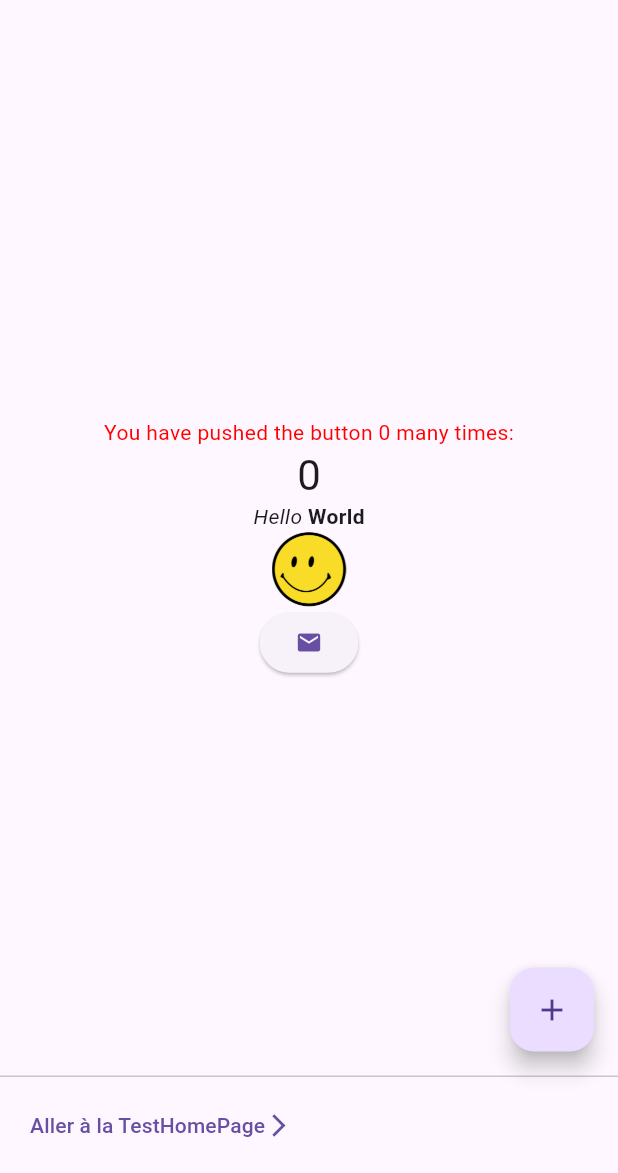
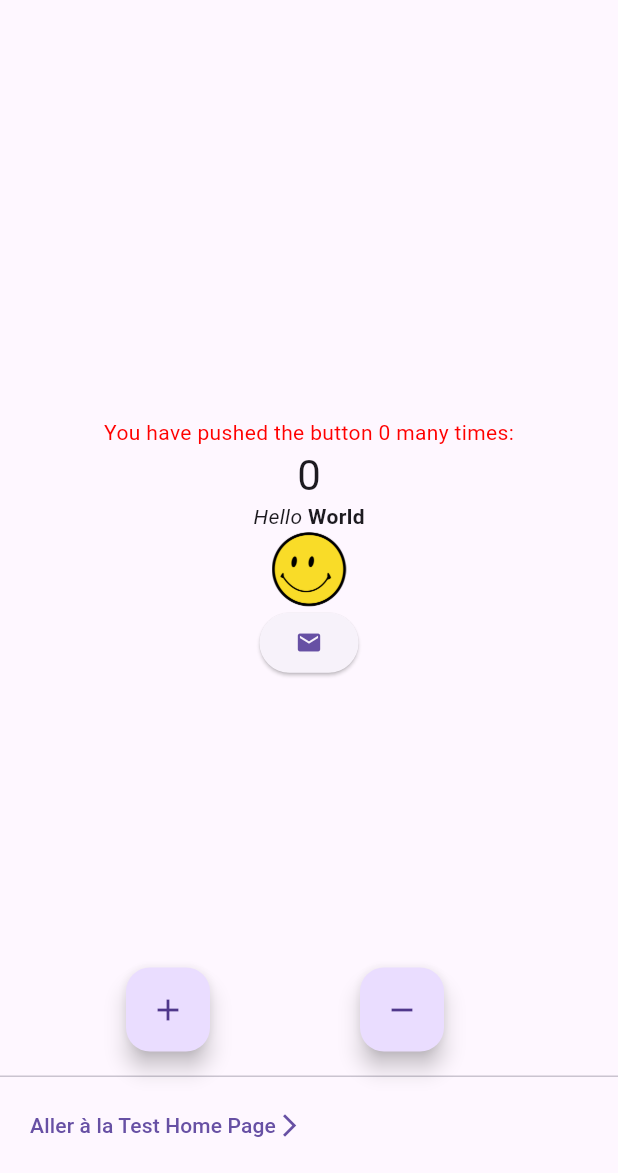
Before and after one commit to Widgetanna/flutter_Simplon, a Flutter app: the screen it shows after launch, on a phone screen of 412 x 824 dp, the part 63-1236 px from its top. Run offline on Flutter 3.47's test engine with Material 3 defaults, Android fonts, the phone set to English and light mode, and no system bars.

Commit message:
button+ -

```diff
--- a/lib/screens/homePage.dart
+++ b/lib/screens/homePage.dart
@@ -13,9 +13,16 @@ class _MyHomeState extends State<MyHome> {
   final String title = 'Flutter Demo Home Page';
   int _counter = 0;
 
+
   void _incrementCounter() {
     setState(() {
       _counter++;
+    });
+  }
+
+  void _decrementCounter() {
+    setState(() {
+      _counter--;
     });
   }
 
@@ -88,11 +95,21 @@ class _MyHomeState extends State<MyHome> {
           ],
         ),
       ),
-      floatingActionButton: FloatingActionButton(
+      floatingActionButton: Row(
+    mainAxisAlignment: MainAxisAlignment.spaceEvenly,
+    children: [
+      FloatingActionButton(
         onPressed: _incrementCounter,
         tooltip: 'Increment',
         child: const Icon(Icons.add),
       ),
+      FloatingActionButton(
+        onPressed: _decrementCounter,
+        tooltip: 'Decrement',
+        child: const Icon(Icons.remove),
+      ),
+    ],
+  ),
       persistentFooterButtons: [
         TextButton(
           onPressed: () {
@@ -103,7 +120,7 @@ class _MyHomeState extends State<MyHome> {
           },
           child: const Row(
             children: [
-              Text('Aller à la TestHomePage'),
+              Text('Aller à la Test Home Page'),
               Icon(Icons.arrow_forward_ios),
             ],
           ),
```
